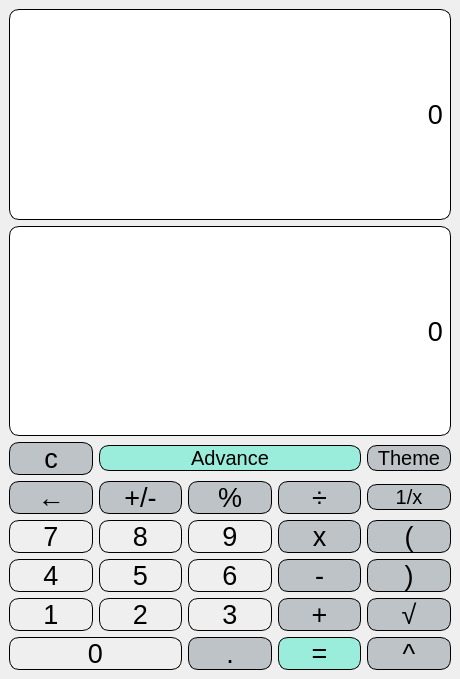
Before: the Qt Designer form QT_Calc/mainwindow.ui in monika-shaw-cctech/QT-Calculator, drawn with Qt 5.
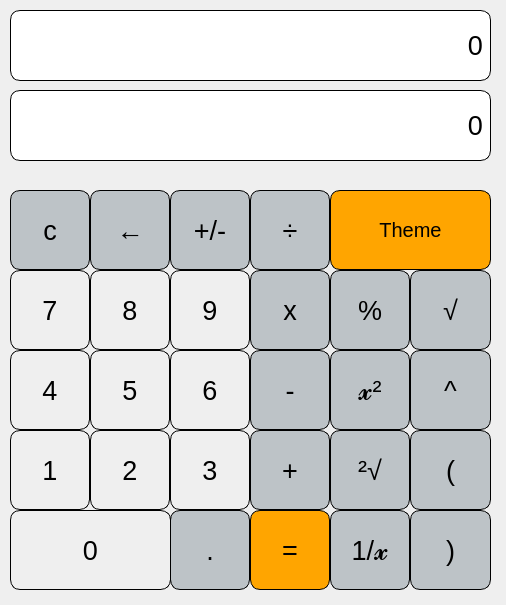
After: the same form once the commit is applied.

The edit to the form file:
```diff
--- a/QT_Calc/mainwindow.ui
+++ b/QT_Calc/mainwindow.ui
@@ -6,8 +6,8 @@
    <rect>
     <x>0</x>
     <y>0</y>
-    <width>460</width>
-    <height>679</height>
+    <width>506</width>
+    <height>605</height>
    </rect>
   </property>
   <property name="windowTitle">
@@ -17,9 +17,15 @@
    <string notr="true"/>
   </property>
   <widget class="QWidget" name="centralwidget">
-   <layout class="QGridLayout" name="gridLayout">
-    <item row="0" column="0" colspan="5">
      <widget class="QLabel" name="label_1">
+    <property name="geometry">
+     <rect>
+      <x>10</x>
+      <y>10</y>
+      <width>481</width>
+      <height>71</height>
+     </rect>
+    </property>
       <property name="font">
        <font>
         <pointsize>20</pointsize>
@@ -45,9 +51,15 @@
        <number>10</number>
       </property>
      </widget>
-    </item>
-    <item row="1" column="0" colspan="5">
      <widget class="QLabel" name="label_2">
+    <property name="geometry">
+     <rect>
+      <x>10</x>
+      <y>90</y>
+      <width>481</width>
+      <height>71</height>
+     </rect>
+    </property>
       <property name="font">
        <font>
         <pointsize>20</pointsize>
@@ -73,9 +85,15 @@
        <number>10</number>
       </property>
      </widget>
-    </item>
-    <item row="2" column="0">
-     <widget class="QPushButton" name="pushButton">
+   <widget class="QPushButton" name="pushButton_plus">
+    <property name="geometry">
+     <rect>
+      <x>250</x>
+      <y>430</y>
+      <width>80</width>
+      <height>80</height>
+     </rect>
+    </property>
       <property name="font">
        <font>
         <pointsize>20</pointsize>
@@ -95,185 +113,50 @@
 </string>
       </property>
       <property name="text">
-       <string>c</string>
-      </property>
-     </widget>
-    </item>
-    <item row="2" column="1" colspan="3">
-     <widget class="QPushButton" name="pushButton_25">
+     <string>+</string>
+    </property>
+   </widget>
+   <widget class="QPushButton" name="pushButton_three">
+    <property name="geometry">
+     <rect>
+      <x>170</x>
+      <y>430</y>
+      <width>80</width>
+      <height>80</height>
+     </rect>
+    </property>
       <property name="font">
        <font>
-        <pointsize>15</pointsize>
+      <pointsize>20</pointsize>
         <bold>false</bold>
        </font>
       </property>
       <property name="styleSheet">
-       <string notr="true">QPushButton {
+     <string notr="true">QPushButton
+{
+border : 1px solid;
 
-border : 1px solid black;
-background-color : #9AECDB;
-color:black;
-border:1px solid black;
-border-radius: 10px;
+border-radius : 10px;
+}
+
+QPushButton:pressed
+{
+ background-color:#b3ffff;
 }</string>
       </property>
       <property name="text">
-       <string>Advance</string>
-      </property>
-     </widget>
-    </item>
-    <item row="2" column="4">
-     <widget class="QPushButton" name="pushButton_30">
-      <property name="font">
-       <font>
-        <pointsize>15</pointsize>
-        <bold>false</bold>
-       </font>
-      </property>
-      <property name="styleSheet">
-       <string notr="true">QPushButton
-{
-  border:1px solid;
-border-radius : 10px;
- background-color : #bdc3c7;
-color:black;
-
-}
-
-</string>
-      </property>
-      <property name="text">
-       <string>Theme</string>
-      </property>
-     </widget>
-    </item>
-    <item row="3" column="0">
-     <widget class="QPushButton" name="pushButton_2">
-      <property name="font">
-       <font>
-        <pointsize>20</pointsize>
-        <bold>false</bold>
-       </font>
-      </property>
-      <property name="styleSheet">
-       <string notr="true">QPushButton
-{
-  border:1px solid;
-border-radius : 10px;
- background-color : #bdc3c7;
-color:black;
-
-}
-
-</string>
-      </property>
-      <property name="text">
-       <string>←</string>
-      </property>
-     </widget>
-    </item>
-    <item row="3" column="1">
-     <widget class="QPushButton" name="pushButton_19">
-      <property name="font">
-       <font>
-        <pointsize>20</pointsize>
-        <bold>false</bold>
-       </font>
-      </property>
-      <property name="styleSheet">
-       <string notr="true">QPushButton
-{
-  border:1px solid;
-border-radius : 10px;
- background-color : #bdc3c7;
-color:black;
-
-}
-
-</string>
-      </property>
-      <property name="text">
-       <string>+/-</string>
-      </property>
-     </widget>
-    </item>
-    <item row="3" column="2">
-     <widget class="QPushButton" name="pushButton_3">
-      <property name="font">
-       <font>
-        <pointsize>20</pointsize>
-        <bold>false</bold>
-       </font>
-      </property>
-      <property name="styleSheet">
-       <string notr="true">QPushButton
-{
-  border:1px solid;
-border-radius : 10px;
- background-color : #bdc3c7;
-color:black;
-
-}
-
-</string>
-      </property>
-      <property name="text">
-       <string>%</string>
-      </property>
-     </widget>
-    </item>
-    <item row="3" column="3">
-     <widget class="QPushButton" name="pushButton_4">
-      <property name="font">
-       <font>
-        <pointsize>20</pointsize>
-        <bold>false</bold>
-       </font>
-      </property>
-      <property name="styleSheet">
-       <string notr="true">QPushButton
-{
-  border:1px solid;
-border-radius : 10px;
- background-color : #bdc3c7;
-color:black;
-
-}
-
-</string>
-      </property>
-      <property name="text">
-       <string>÷</string>
-      </property>
-     </widget>
-    </item>
-    <item row="3" column="4">
-     <widget class="QPushButton" name="pushButton_31">
-      <property name="font">
-       <font>
-        <pointsize>15</pointsize>
-        <bold>false</bold>
-       </font>
-      </property>
-      <property name="styleSheet">
-       <string notr="true">QPushButton
-{
-  border:1px solid;
-border-radius : 10px;
- background-color : #bdc3c7;
-color:black;
-
-}
-
-</string>
-      </property>
-      <property name="text">
-       <string>1/x</string>
-      </property>
-     </widget>
-    </item>
-    <item row="4" column="0">
+     <string>3</string>
+    </property>
+   </widget>
      <widget class="QPushButton" name="pushButton_seven">
+    <property name="geometry">
+     <rect>
+      <x>10</x>
+      <y>270</y>
+      <width>80</width>
+      <height>80</height>
+     </rect>
+    </property>
       <property name="font">
        <font>
         <pointsize>20</pointsize>
@@ -297,9 +180,15 @@
        <string>7</string>
       </property>
      </widget>
-    </item>
-    <item row="4" column="1">
      <widget class="QPushButton" name="pushButton_eight">
+    <property name="geometry">
+     <rect>
+      <x>90</x>
+      <y>270</y>
+      <width>80</width>
+      <height>80</height>
+     </rect>
+    </property>
       <property name="font">
        <font>
         <pointsize>20</pointsize>
@@ -323,9 +212,449 @@
        <string>8</string>
       </property>
      </widget>
-    </item>
-    <item row="4" column="2">
+   <widget class="QPushButton" name="pushButton_back">
+    <property name="geometry">
+     <rect>
+      <x>90</x>
+      <y>190</y>
+      <width>80</width>
+      <height>80</height>
+     </rect>
+    </property>
+    <property name="font">
+     <font>
+      <pointsize>20</pointsize>
+      <bold>false</bold>
+     </font>
+    </property>
+    <property name="styleSheet">
+     <string notr="true">QPushButton
+{
+  border:1px solid;
+border-radius : 10px;
+ background-color : #bdc3c7;
+color:black;
+
+}
+
+</string>
+    </property>
+    <property name="text">
+     <string>←</string>
+    </property>
+   </widget>
+   <widget class="QPushButton" name="pushButton_power">
+    <property name="geometry">
+     <rect>
+      <x>410</x>
+      <y>350</y>
+      <width>81</width>
+      <height>80</height>
+     </rect>
+    </property>
+    <property name="font">
+     <font>
+      <pointsize>20</pointsize>
+      <bold>false</bold>
+     </font>
+    </property>
+    <property name="styleSheet">
+     <string notr="true">QPushButton
+{
+  border:1px solid;
+border-radius : 10px;
+ background-color : #bdc3c7;
+color:black;
+
+}
+
+</string>
+    </property>
+    <property name="text">
+     <string>^</string>
+    </property>
+   </widget>
+   <widget class="QPushButton" name="pushButton_square">
+    <property name="geometry">
+     <rect>
+      <x>330</x>
+      <y>350</y>
+      <width>80</width>
+      <height>80</height>
+     </rect>
+    </property>
+    <property name="font">
+     <font>
+      <pointsize>20</pointsize>
+      <bold>false</bold>
+     </font>
+    </property>
+    <property name="styleSheet">
+     <string notr="true">QPushButton
+{
+  border:1px solid;
+border-radius : 10px;
+ background-color : #bdc3c7;
+color:black;
+
+}
+
+</string>
+    </property>
+    <property name="text">
+     <string>𝔁²</string>
+    </property>
+   </widget>
+   <widget class="QPushButton" name="pushButton_square_root">
+    <property name="geometry">
+     <rect>
+      <x>330</x>
+      <y>430</y>
+      <width>80</width>
+      <height>80</height>
+     </rect>
+    </property>
+    <property name="font">
+     <font>
+      <pointsize>20</pointsize>
+      <bold>false</bold>
+     </font>
+    </property>
+    <property name="styleSheet">
+     <string notr="true">QPushButton
+{
+  border:1px solid;
+border-radius : 10px;
+ background-color : #bdc3c7;
+color:black;
+
+}
+
+</string>
+    </property>
+    <property name="text">
+     <string>²√</string>
+    </property>
+   </widget>
+   <widget class="QPushButton" name="pushButton_half">
+    <property name="geometry">
+     <rect>
+      <x>330</x>
+      <y>510</y>
+      <width>80</width>
+      <height>80</height>
+     </rect>
+    </property>
+    <property name="font">
+     <font>
+      <pointsize>20</pointsize>
+      <bold>false</bold>
+     </font>
+    </property>
+    <property name="styleSheet">
+     <string notr="true">QPushButton
+{
+  border:1px solid;
+border-radius : 10px;
+ background-color : #bdc3c7;
+color:black;
+
+}
+
+</string>
+    </property>
+    <property name="text">
+     <string>1/𝔁</string>
+    </property>
+   </widget>
+   <widget class="QPushButton" name="pushButton_clear">
+    <property name="geometry">
+     <rect>
+      <x>10</x>
+      <y>190</y>
+      <width>80</width>
+      <height>80</height>
+     </rect>
+    </property>
+    <property name="font">
+     <font>
+      <pointsize>20</pointsize>
+      <bold>false</bold>
+     </font>
+    </property>
+    <property name="styleSheet">
+     <string notr="true">QPushButton
+{
+  border:1px solid;
+border-radius : 10px;
+ background-color : #bdc3c7;
+color:black;
+
+}
+
+</string>
+    </property>
+    <property name="text">
+     <string>c</string>
+    </property>
+   </widget>
+   <widget class="QPushButton" name="pushButton_17">
+    <property name="geometry">
+     <rect>
+      <x>170</x>
+      <y>510</y>
+      <width>80</width>
+      <height>80</height>
+     </rect>
+    </property>
+    <property name="font">
+     <font>
+      <pointsize>20</pointsize>
+      <bold>false</bold>
+     </font>
+    </property>
+    <property name="styleSheet">
+     <string notr="true">QPushButton
+{
+  border:1px solid;
+border-radius : 10px;
+ background-color : #bdc3c7;
+color:black;
+
+}
+
+</string>
+    </property>
+    <property name="text">
+     <string>.</string>
+    </property>
+   </widget>
+   <widget class="QPushButton" name="pushButton_root">
+    <property name="geometry">
+     <rect>
+      <x>410</x>
+      <y>270</y>
+      <width>81</width>
+      <height>80</height>
+     </rect>
+    </property>
+    <property name="font">
+     <font>
+      <pointsize>20</pointsize>
+      <bold>false</bold>
+     </font>
+    </property>
+    <property name="styleSheet">
+     <string notr="true">QPushButton
+{
+  border:1px solid;
+border-radius : 10px;
+ background-color : #bdc3c7;
+color:black;
+
+}
+
+</string>
+    </property>
+    <property name="text">
+     <string>√</string>
+    </property>
+   </widget>
+   <widget class="QPushButton" name="pushButton_six">
+    <property name="geometry">
+     <rect>
+      <x>170</x>
+      <y>350</y>
+      <width>80</width>
+      <height>80</height>
+     </rect>
+    </property>
+    <property name="font">
+     <font>
+      <pointsize>20</pointsize>
+      <bold>false</bold>
+     </font>
+    </property>
+    <property name="styleSheet">
+     <string notr="true">QPushButton
+{
+border : 1px solid;
+
+border-radius : 10px;
+}
+
+QPushButton:pressed
+{
+ background-color:#b3ffff;
+}</string>
+    </property>
+    <property name="text">
+     <string>6</string>
+    </property>
+   </widget>
+   <widget class="QPushButton" name="pushButton_multiply">
+    <property name="geometry">
+     <rect>
+      <x>250</x>
+      <y>270</y>
+      <width>80</width>
+      <height>80</height>
+     </rect>
+    </property>
+    <property name="font">
+     <font>
+      <pointsize>20</pointsize>
+      <bold>false</bold>
+     </font>
+    </property>
+    <property name="styleSheet">
+     <string notr="true">QPushButton
+{
+  border:1px solid;
+border-radius : 10px;
+ background-color : #bdc3c7;
+color:black;
+
+}
+
+</string>
+    </property>
+    <property name="text">
+     <string>x</string>
+    </property>
+   </widget>
+   <widget class="QPushButton" name="pushButton_plus_minus">
+    <property name="geometry">
+     <rect>
+      <x>170</x>
+      <y>190</y>
+      <width>80</width>
+      <height>80</height>
+     </rect>
+    </property>
+    <property name="font">
+     <font>
+      <pointsize>20</pointsize>
+      <bold>false</bold>
+     </font>
+    </property>
+    <property name="styleSheet">
+     <string notr="true">QPushButton
+{
+  border:1px solid;
+border-radius : 10px;
+ background-color : #bdc3c7;
+color:black;
+
+}
+
+</string>
+    </property>
+    <property name="text">
+     <string>+/-</string>
+    </property>
+   </widget>
+   <widget class="QPushButton" name="pushButton_theme">
+    <property name="geometry">
+     <rect>
+      <x>330</x>
+      <y>190</y>
+      <width>161</width>
+      <height>80</height>
+     </rect>
+    </property>
+    <property name="font">
+     <font>
+      <pointsize>15</pointsize>
+      <bold>false</bold>
+     </font>
+    </property>
+    <property name="styleSheet">
+     <string notr="true">QPushButton {
+
+border : 1px solid black;
+background-color : orange;
+color:black;
+border:1px solid black;
+border-radius: 10px;
+}</string>
+    </property>
+    <property name="text">
+     <string>Theme</string>
+    </property>
+   </widget>
+   <widget class="QPushButton" name="pushButton_right_brace">
+    <property name="geometry">
+     <rect>
+      <x>410</x>
+      <y>510</y>
+      <width>81</width>
+      <height>80</height>
+     </rect>
+    </property>
+    <property name="font">
+     <font>
+      <pointsize>20</pointsize>
+      <bold>false</bold>
+     </font>
+    </property>
+    <property name="styleSheet">
+     <string notr="true">QPushButton
+{
+  border:1px solid;
+border-radius : 10px;
+ background-color : #bdc3c7;
+color:black;
+
+}
+
+</string>
+    </property>
+    <property name="text">
+     <string>)</string>
+    </property>
+   </widget>
+   <widget class="QPushButton" name="pushButton_five">
+    <property name="geometry">
+     <rect>
+      <x>90</x>
+      <y>350</y>
+      <width>80</width>
+      <height>80</height>
+     </rect>
+    </property>
+    <property name="font">
+     <font>
+      <pointsize>20</pointsize>
+      <bold>false</bold>
+     </font>
+    </property>
+    <property name="styleSheet">
+     <string notr="true">QPushButton
+{
+border : 1px solid;
+
+border-radius : 10px;
+}
+
+QPushButton:pressed
+{
+ background-color:#b3ffff;
+}</string>
+    </property>
+    <property name="text">
+     <string>5</string>
+    </property>
+   </widget>
      <widget class="QPushButton" name="pushButton_nine">
+    <property name="geometry">
+     <rect>
+      <x>170</x>
+      <y>270</y>
+      <width>80</width>
+      <height>80</height>
+     </rect>
+    </property>
       <property name="font">
        <font>
         <pointsize>20</pointsize>
@@ -349,9 +678,15 @@
        <string>9</string>
       </property>
      </widget>
-    </item>
-    <item row="4" column="3">
-     <widget class="QPushButton" name="pushButton_5">
+   <widget class="QPushButton" name="pushButton_minus">
+    <property name="geometry">
+     <rect>
+      <x>250</x>
+      <y>350</y>
+      <width>80</width>
+      <height>80</height>
+     </rect>
+    </property>
       <property name="font">
        <font>
         <pointsize>20</pointsize>
@@ -371,12 +706,49 @@
 </string>
       </property>
       <property name="text">
-       <string>x</string>
-      </property>
-     </widget>
-    </item>
-    <item row="4" column="4">
-     <widget class="QPushButton" name="pushButton_26">
+     <string>-</string>
+    </property>
+   </widget>
+   <widget class="QPushButton" name="pushButton_modulo">
+    <property name="geometry">
+     <rect>
+      <x>330</x>
+      <y>270</y>
+      <width>80</width>
+      <height>80</height>
+     </rect>
+    </property>
+    <property name="font">
+     <font>
+      <pointsize>20</pointsize>
+      <bold>false</bold>
+     </font>
+    </property>
+    <property name="styleSheet">
+     <string notr="true">QPushButton
+{
+  border:1px solid;
+border-radius : 10px;
+ background-color : #bdc3c7;
+color:black;
+
+}
+
+</string>
+    </property>
+    <property name="text">
+     <string>%</string>
+    </property>
+   </widget>
+   <widget class="QPushButton" name="pushButton_left_brace">
+    <property name="geometry">
+     <rect>
+      <x>410</x>
+      <y>430</y>
+      <width>81</width>
+      <height>80</height>
+     </rect>
+    </property>
       <property name="font">
        <font>
         <pointsize>20</pointsize>
@@ -399,9 +771,46 @@
        <string>(</string>
       </property>
      </widget>
-    </item>
-    <item row="5" column="0">
+   <widget class="QPushButton" name="pushButton_divide">
+    <property name="geometry">
+     <rect>
+      <x>250</x>
+      <y>190</y>
+      <width>80</width>
+      <height>80</height>
+     </rect>
+    </property>
+    <property name="font">
+     <font>
+      <pointsize>20</pointsize>
+      <bold>false</bold>
+     </font>
+    </property>
+    <property name="styleSheet">
+     <string notr="true">QPushButton
+{
+  border:1px solid;
+border-radius : 10px;
+ background-color : #bdc3c7;
+color:black;
+
+}
+
+</string>
+    </property>
+    <property name="text">
+     <string>÷</string>
+    </property>
+   </widget>
      <widget class="QPushButton" name="pushButton_four">
+    <property name="geometry">
+     <rect>
+      <x>10</x>
+      <y>350</y>
+      <width>80</width>
+      <height>80</height>
+     </rect>
+    </property>
       <property name="font">
        <font>
         <pointsize>20</pointsize>
@@ -425,111 +834,15 @@
        <string>4</string>
       </property>
      </widget>
-    </item>
-    <item row="5" column="1">
-     <widget class="QPushButton" name="pushButton_five">
-      <property name="font">
-       <font>
-        <pointsize>20</pointsize>
-        <bold>false</bold>
-       </font>
-      </property>
-      <property name="styleSheet">
-       <string notr="true">QPushButton
-{
-border : 1px solid;
-
-border-radius : 10px;
-}
-
-QPushButton:pressed
-{
- background-color:#b3ffff;
-}</string>
-      </property>
-      <property name="text">
-       <string>5</string>
-      </property>
-     </widget>
-    </item>
-    <item row="5" column="2">
-     <widget class="QPushButton" name="pushButton_six">
-      <property name="font">
-       <font>
-        <pointsize>20</pointsize>
-        <bold>false</bold>
-       </font>
-      </property>
-      <property name="styleSheet">
-       <string notr="true">QPushButton
-{
-border : 1px solid;
-
-border-radius : 10px;
-}
-
-QPushButton:pressed
-{
- background-color:#b3ffff;
-}</string>
-      </property>
-      <property name="text">
-       <string>6</string>
-      </property>
-     </widget>
-    </item>
-    <item row="5" column="3">
-     <widget class="QPushButton" name="pushButton_9">
-      <property name="font">
-       <font>
-        <pointsize>20</pointsize>
-        <bold>false</bold>
-       </font>
-      </property>
-      <property name="styleSheet">
-       <string notr="true">QPushButton
-{
-  border:1px solid;
-border-radius : 10px;
- background-color : #bdc3c7;
-color:black;
-
-}
-
-</string>
-      </property>
-      <property name="text">
-       <string>-</string>
-      </property>
-     </widget>
-    </item>
-    <item row="5" column="4">
-     <widget class="QPushButton" name="pushButton_27">
-      <property name="font">
-       <font>
-        <pointsize>20</pointsize>
-        <bold>false</bold>
-       </font>
-      </property>
-      <property name="styleSheet">
-       <string notr="true">QPushButton
-{
-  border:1px solid;
-border-radius : 10px;
- background-color : #bdc3c7;
-color:black;
-
-}
-
-</string>
-      </property>
-      <property name="text">
-       <string>)</string>
-      </property>
-     </widget>
-    </item>
-    <item row="6" column="0">
      <widget class="QPushButton" name="pushButton_one">
+    <property name="geometry">
+     <rect>
+      <x>10</x>
+      <y>430</y>
+      <width>80</width>
+      <height>80</height>
+     </rect>
+    </property>
       <property name="font">
        <font>
         <pointsize>20</pointsize>
@@ -553,9 +866,47 @@
        <string>1</string>
       </property>
      </widget>
-    </item>
-    <item row="6" column="1">
+   <widget class="QPushButton" name="pushButton_zero">
+    <property name="geometry">
+     <rect>
+      <x>10</x>
+      <y>510</y>
+      <width>161</width>
+      <height>80</height>
+     </rect>
+    </property>
+    <property name="font">
+     <font>
+      <pointsize>20</pointsize>
+      <bold>false</bold>
+     </font>
+    </property>
+    <property name="styleSheet">
+     <string notr="true">QPushButton
+{
+border : 1px solid;
+
+border-radius : 10px;
+}
+
+QPushButton:pressed
+{
+ background-color:#b3ffff;
+}</string>
+    </property>
+    <property name="text">
+     <string>0</string>
+    </property>
+   </widget>
      <widget class="QPushButton" name="pushButton_two">
+    <property name="geometry">
+     <rect>
+      <x>90</x>
+      <y>430</y>
+      <width>80</width>
+      <height>80</height>
+     </rect>
+    </property>
       <property name="font">
        <font>
         <pointsize>20</pointsize>
@@ -579,136 +930,15 @@
        <string>2</string>
       </property>
      </widget>
-    </item>
-    <item row="6" column="2">
-     <widget class="QPushButton" name="pushButton_three">
-      <property name="font">
-       <font>
-        <pointsize>20</pointsize>
-        <bold>false</bold>
-       </font>
-      </property>
-      <property name="styleSheet">
-       <string notr="true">QPushButton
-{
-border : 1px solid;
-
-border-radius : 10px;
-}
-
-QPushButton:pressed
-{
- background-color:#b3ffff;
-}</string>
-      </property>
-      <property name="text">
-       <string>3</string>
-      </property>
-     </widget>
-    </item>
-    <item row="6" column="3">
-     <widget class="QPushButton" name="pushButton_13">
-      <property name="font">
-       <font>
-        <pointsize>20</pointsize>
-        <bold>false</bold>
-       </font>
-      </property>
-      <property name="styleSheet">
-       <string notr="true">QPushButton
-{
-  border:1px solid;
-border-radius : 10px;
- background-color : #bdc3c7;
-color:black;
-
-}
-
-</string>
-      </property>
-      <property name="text">
-       <string>+</string>
-      </property>
-     </widget>
-    </item>
-    <item row="6" column="4">
-     <widget class="QPushButton" name="pushButton_28">
-      <property name="font">
-       <font>
-        <pointsize>20</pointsize>
-        <bold>false</bold>
-       </font>
-      </property>
-      <property name="styleSheet">
-       <string notr="true">QPushButton
-{
-  border:1px solid;
-border-radius : 10px;
- background-color : #bdc3c7;
-color:black;
-
-}
-
-</string>
-      </property>
-      <property name="text">
-       <string>√</string>
-      </property>
-     </widget>
-    </item>
-    <item row="7" column="0" colspan="2">
-     <widget class="QPushButton" name="pushButton_zero">
-      <property name="font">
-       <font>
-        <pointsize>20</pointsize>
-        <bold>false</bold>
-       </font>
-      </property>
-      <property name="styleSheet">
-       <string notr="true">QPushButton
-{
-border : 1px solid;
-
-border-radius : 10px;
-}
-
-QPushButton:pressed
-{
- background-color:#b3ffff;
-}</string>
-      </property>
-      <property name="text">
-       <string>0</string>
-      </property>
-     </widget>
-    </item>
-    <item row="7" column="2">
-     <widget class="QPushButton" name="pushButton_17">
-      <property name="font">
-       <font>
-        <pointsize>20</pointsize>
-        <bold>false</bold>
-       </font>
-      </property>
-      <property name="styleSheet">
-       <string notr="true">QPushButton
-{
-  border:1px solid;
-border-radius : 10px;
- background-color : #bdc3c7;
-color:black;
-
-}
-
-</string>
-      </property>
-      <property name="text">
-       <string>.</string>
-      </property>
-     </widget>
-    </item>
-    <item row="7" column="3">
-     <widget class="QPushButton" name="pushButton_20">
+   <widget class="QPushButton" name="pushButton_equals">
+    <property name="geometry">
+     <rect>
+      <x>250</x>
+      <y>510</y>
+      <width>80</width>
+      <height>80</height>
+     </rect>
+    </property>
       <property name="font">
        <font>
         <pointsize>20</pointsize>
@@ -719,7 +949,7 @@
        <string notr="true">QPushButton {
 
 border : 1px solid black;
-background-color : #9AECDB;
+background-color : orange;
 color:black;
 border:1px solid black;
 border-radius: 10px;
@@ -729,33 +959,6 @@
        <string>=</string>
       </property>
      </widget>
-    </item>
-    <item row="7" column="4">
-     <widget class="QPushButton" name="pushButton_29">
-      <property name="font">
-       <font>
-        <pointsize>20</pointsize>
-        <bold>false</bold>
-       </font>
-      </property>
-      <property name="styleSheet">
-       <string notr="true">QPushButton
-{
-  border:1px solid;
-border-radius : 10px;
- background-color : #bdc3c7;
-color:black;
-
-}
-
-</string>
-      </property>
-      <property name="text">
-       <string>^</string>
-      </property>
-     </widget>
-    </item>
-   </layout>
   </widget>
  </widget>
  <resources/>
```
Lines whose indentation alone changed are shown as unchanged.
